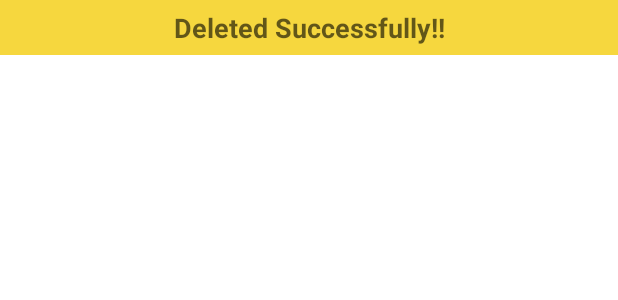
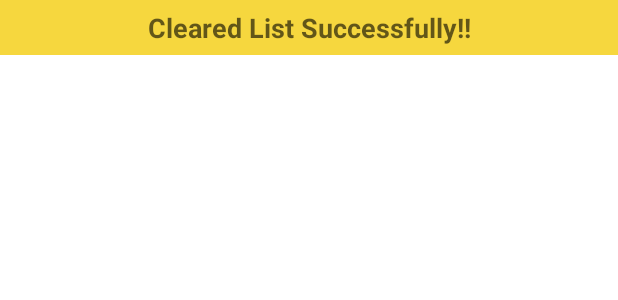
Before and after one commit to MAD-Weekly-Assignment/TODO-App, an Android app: the layout fragment_delete.xml on its own in the app's theme, with its tools: preview values and no code run, on a phone screen of 412 x 824 dp. Shown: the top 300 px of the screen. Run offline under Robolectric (Android 15) with nearby library versions, the phone set to English and light mode, and no system bars.

Commit message:
Updated String Resource file

```diff
--- a/TODOApp/app/src/main/res/values/strings.xml
+++ b/TODOApp/app/src/main/res/values/strings.xml
@@ -2,7 +2,7 @@
     <string name="app_name">TODO-App</string>
     <!-- TODO: Remove or change this placeholder text -->
     <string name="hello_blank_fragment">Hello blank fragment</string>
-    <string name="del_item">Deleted Successfully!!</string>
+    <string name="del_item">Cleared List Successfully!!</string>
     <string name="close">close</string>
     <string name="open">open</string>
     <string name="item_insert">Insert Items</string>
```
